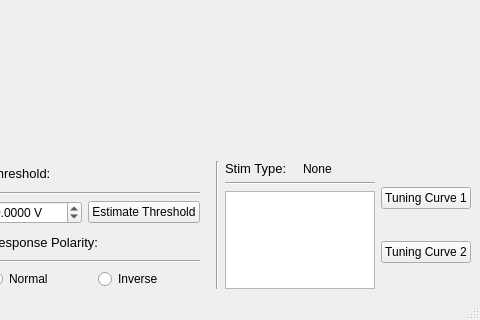
Qt form main.ui (portfors-lab/SparkleAnalysis) before a commit; both pictures show x 241 to 721 and y 330 to 650 of the 721 by 650 pixel window.
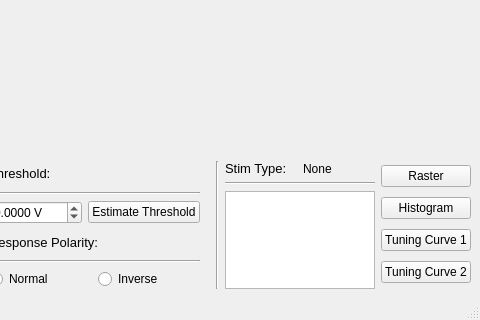
The same form after that commit. Custom widgets are drawn as their Qt base class.

Commit message: Added the ability to plot rasters and histograms

Diff of the .ui file:
```diff
--- a/main.ui
+++ b/main.ui
@@ -603,20 +603,34 @@
       </item>
       <item>
        <layout class="QGridLayout" name="gridLayout_3">
-        <item row="1" column="0">
+        <item row="3" column="0">
          <widget class="QPushButton" name="pushButton_tuning_curve_2">
           <property name="text">
            <string>Tuning Curve 2</string>
           </property>
          </widget>
         </item>
-        <item row="0" column="0">
+        <item row="2" column="0">
          <widget class="QPushButton" name="pushButton_tuning_curve_1">
           <property name="text">
            <string>Tuning Curve 1</string>
           </property>
          </widget>
         </item>
+        <item row="0" column="0">
+         <widget class="QPushButton" name="pushButton_raster">
+          <property name="text">
+           <string>Raster</string>
+          </property>
+         </widget>
+        </item>
+        <item row="1" column="0">
+         <widget class="QPushButton" name="pushButton_historgram">
+          <property name="text">
+           <string>Histogram</string>
+          </property>
+         </widget>
+        </item>
        </layout>
       </item>
      </layout>
```
The commit also changes 2 other files.
